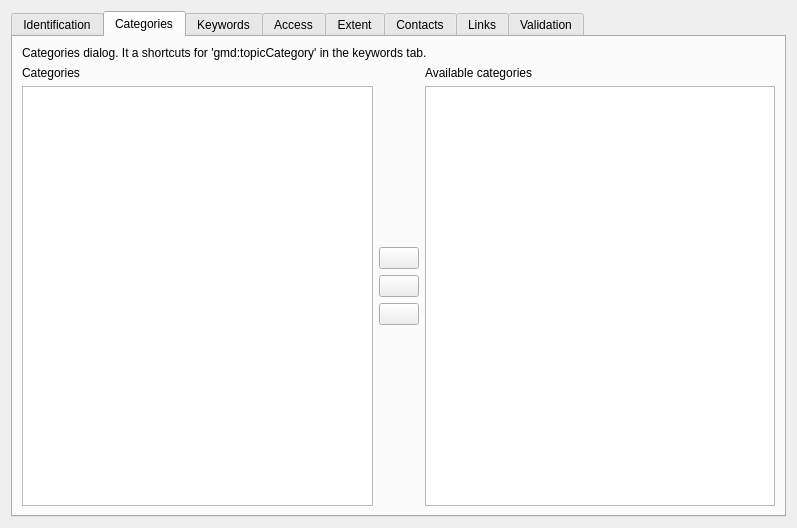
Before: the Qt Designer form src/ui/qgsmetadatawidget.ui in qgis/QGIS, drawn with Qt 5.
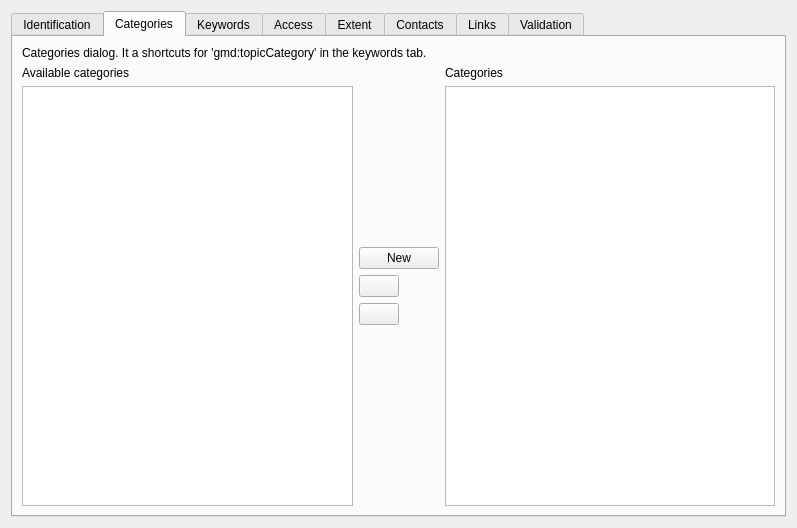
After: the same form once the commit is applied. The open tabs and pages were chosen to show the change. Icons and pictures are not drawn. Custom widgets are drawn as their Qt base class.

Commit message: set the metadata dialog for raster layer

```diff
--- a/src/ui/qgsmetadatawidget.ui
+++ b/src/ui/qgsmetadatawidget.ui
@@ -220,16 +220,16 @@
                                             <number>0</number>
                                         </property>
                                         <item>
-                                            <layout class="QVBoxLayout" name="verticalLayout_12">
+           <layout class="QVBoxLayout" name="verticalLayout_11">
                                                 <item>
-                                                    <widget class="QLabel" name="label_22">
+             <widget class="QLabel" name="label_23">
                                                         <property name="text">
-                                                            <string>Categories</string>
+               <string>Available categories</string>
                                                         </property>
                                                     </widget>
                                                 </item>
                                                 <item>
-                                                    <widget class="QListView" name="listCategories">
+             <widget class="QListView" name="listDefaultCategories">
                                                         <property name="editTriggers">
                                                             <set>QAbstractItemView::NoEditTriggers</set>
                                                         </property>
@@ -255,11 +255,7 @@
                                                 <item>
                                                     <widget class="QPushButton" name="btnNewCategory">
                                                         <property name="text">
-                                                            <string/>
-                                                        </property>
-                                                        <property name="icon">
-                                                            <iconset resource="../../images/images.qrc">
-                                                                <normaloff>:/images/themes/default/mActionNewBookmark.svg</normaloff>:/images/themes/default/mActionNewBookmark.svg</iconset>
+               <string>New</string>
                                                         </property>
                                                     </widget>
                                                 </item>
@@ -319,16 +315,16 @@
                                             </layout>
                                         </item>
                                         <item>
-                                            <layout class="QVBoxLayout" name="verticalLayout_11">
+           <layout class="QVBoxLayout" name="verticalLayout_12">
                                                 <item>
-                                                    <widget class="QLabel" name="label_23">
+             <widget class="QLabel" name="label_22">
                                                         <property name="text">
-                                                            <string>Available categories</string>
+               <string>Categories</string>
                                                         </property>
                                                     </widget>
                                                 </item>
                                                 <item>
-                                                    <widget class="QListView" name="listDefaultCategories">
+             <widget class="QListView" name="listCategories">
                                                         <property name="editTriggers">
                                                             <set>QAbstractItemView::NoEditTriggers</set>
                                                         </property>
```
Lines whose indentation alone changed are shown as unchanged. The commit also changes 5 other files.
